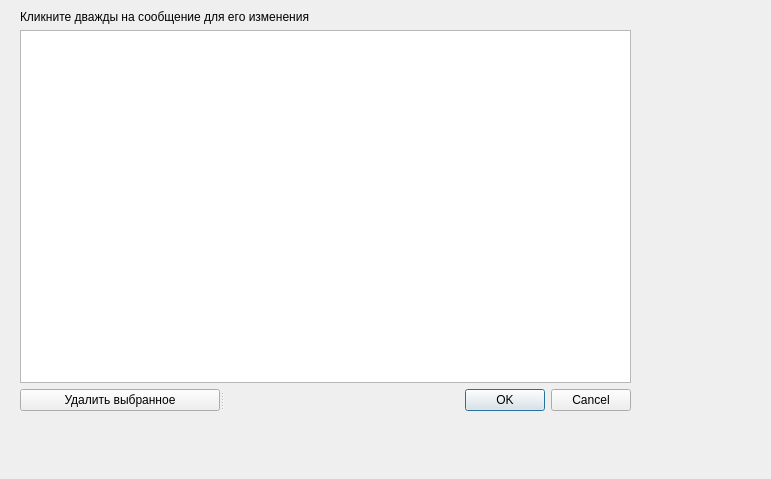
This is windoweditmsglist.ui in LeagueOfDevelopers/Today as Qt 5 draws it before an edit. The edited form follows.
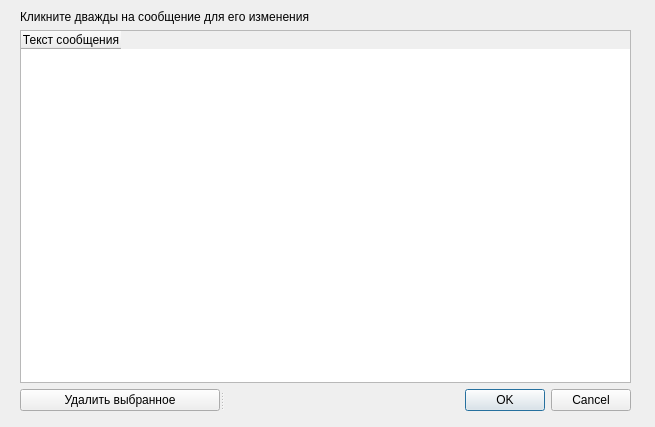
This is the edited form.

```diff
--- a/windoweditmsglist.ui
+++ b/windoweditmsglist.ui
@@ -6,8 +6,8 @@
    <rect>
     <x>0</x>
     <y>0</y>
-    <width>771</width>
-    <height>479</height>
+    <width>655</width>
+    <height>427</height>
    </rect>
   </property>
   <property name="windowTitle">
@@ -44,7 +44,13 @@
      </widget>
     </item>
     <item>
-     <widget class="QTableWidget" name="tableWidget"/>
+     <widget class="QTableWidget" name="tableWidget">
+      <column>
+       <property name="text">
+        <string>Текст сообщения</string>
+       </property>
+      </column>
+     </widget>
     </item>
     <item>
      <widget class="QSplitter" name="splitter">
```
